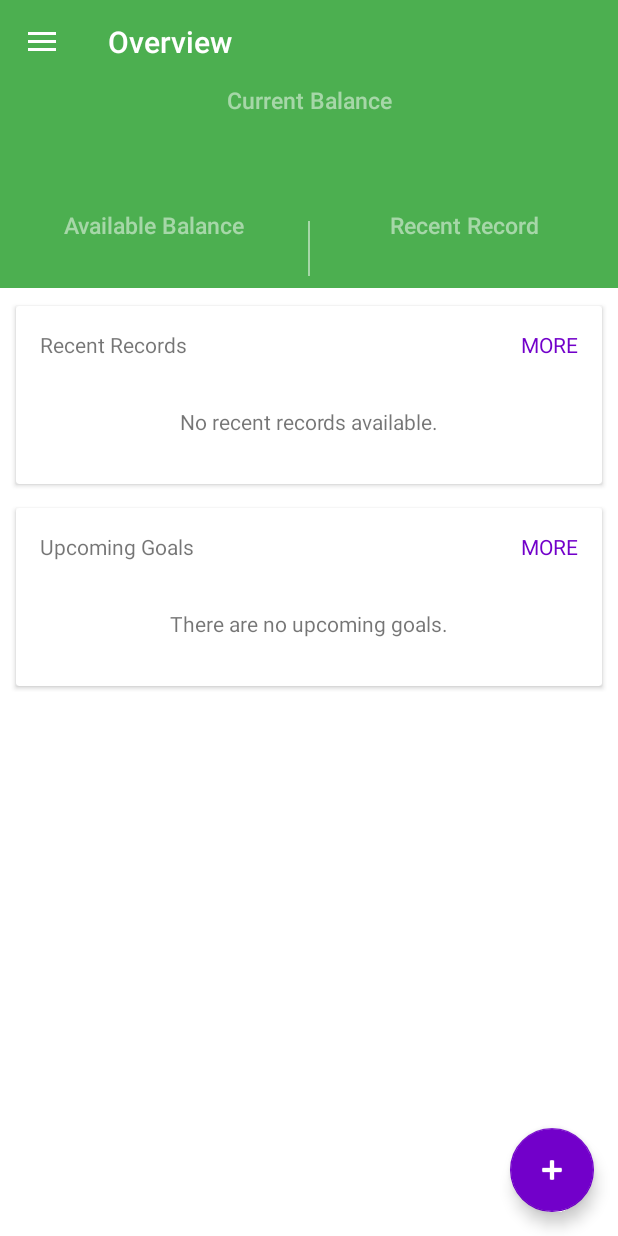
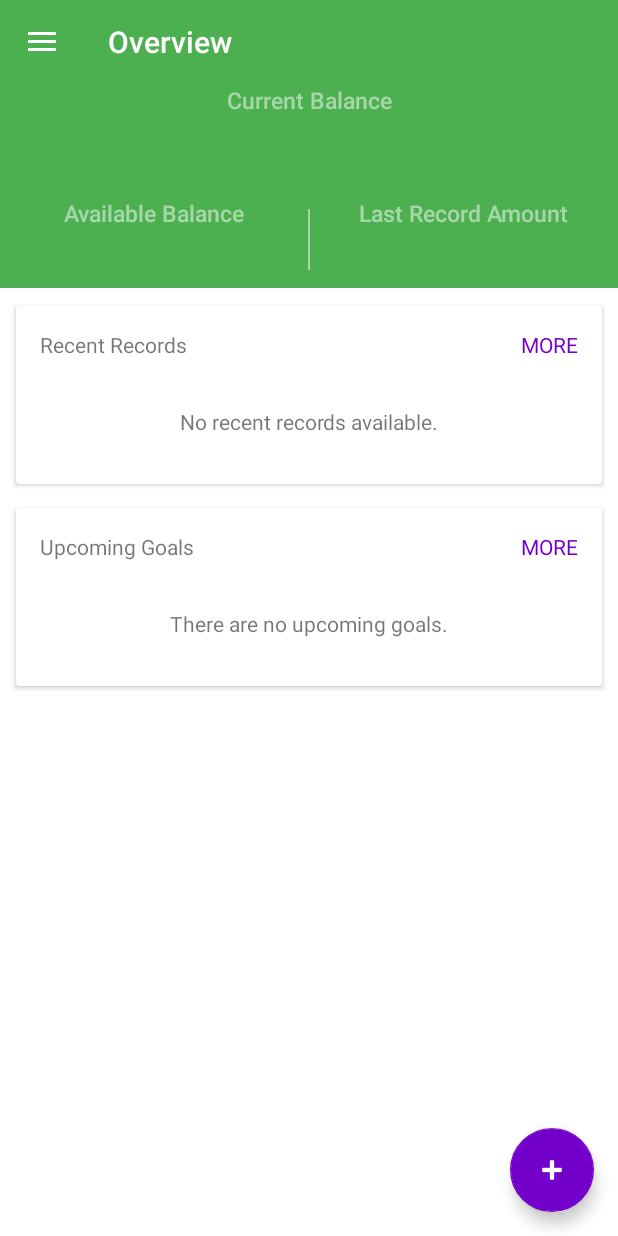
Before and after one commit to liamo7/Skint, an Android app: the OverviewActivity screen opened directly, with no data from a screen before it, on a phone screen of 412 x 824 dp. Run offline under Robolectric (Android 15) with nearby library versions, the phone set to English and light mode, and no system bars; our stand-ins replace Dagger/Hilt's generated code, RxJava, Timber; libraries missing offline, so code that uses them is left out: com.facebook.stetho, com.jakewharton.threetenabp, com.squareup.leakcanary, io.requery, io.requery.android and 2 more; 7 statements that could not run were skipped.

Commit message:
Updates overview collapse.

```diff
--- a/app/src/main/res/layout/overview_collapse.xml
+++ b/app/src/main/res/layout/overview_collapse.xml
@@ -15,7 +15,7 @@
         android:text="@string/overview_current_balance"
         app:layout_constraintEnd_toEndOf="parent"
         app:layout_constraintStart_toStartOf="parent"
-        app:layout_constraintTop_toTopOf="parent" />
+        app:layout_constraintTop_toTopOf="parent"/>
 
     <TextView
         android:id="@+id/overview_balance_value"
@@ -23,10 +23,10 @@
         android:layout_width="wrap_content"
         android:layout_height="wrap_content"
         android:layout_marginTop="@dimen/overview_value_margin_vertical"
-        tools:text="£4050.00"
         app:layout_constraintEnd_toEndOf="parent"
         app:layout_constraintStart_toStartOf="parent"
-        app:layout_constraintTop_toBottomOf="@id/overview_balance_label" />
+        app:layout_constraintTop_toBottomOf="@id/overview_balance_label"
+        tools:text="£4050.00"/>
 
     <View
         android:id="@+id/divider"
@@ -38,7 +38,7 @@
         app:layout_constraintBottom_toBottomOf="parent"
         app:layout_constraintEnd_toEndOf="parent"
         app:layout_constraintStart_toStartOf="parent"
-        app:layout_constraintTop_toTopOf="@id/overview_available_label" />
+        app:layout_constraintTop_toTopOf="@id/overview_available_label"/>
 
     <TextView
         android:id="@+id/overview_available_label"
@@ -49,7 +49,7 @@
         android:text="@string/overview_available_balance"
         app:layout_constraintEnd_toStartOf="@id/divider"
         app:layout_constraintStart_toStartOf="parent"
-        app:layout_constraintTop_toBottomOf="@id/overview_balance_value" />
+        app:layout_constraintTop_toBottomOf="@id/overview_balance_value"/>
 
     <TextView
         android:id="@+id/overview_last_record_label"
@@ -60,7 +60,7 @@
         android:text="@string/overview_last_record"
         app:layout_constraintEnd_toEndOf="parent"
         app:layout_constraintStart_toEndOf="@id/divider"
-        app:layout_constraintTop_toBottomOf="@id/overview_balance_value" />
+        app:layout_constraintTop_toBottomOf="@id/overview_balance_value"/>
 
     <TextView
         android:id="@+id/overview_available_value"
@@ -68,12 +68,11 @@
         android:layout_width="wrap_content"
         android:layout_height="wrap_content"
         android:layout_marginBottom="@dimen/overview_value_margin_vertical"
-        android:layout_marginTop="@dimen/overview_value_margin_vertical"
-        tools:text="£4050.00"
         app:layout_constraintBottom_toBottomOf="parent"
         app:layout_constraintEnd_toStartOf="@id/divider"
         app:layout_constraintStart_toStartOf="parent"
-        app:layout_constraintTop_toBottomOf="@id/overview_available_label" />
+        app:layout_constraintTop_toBottomOf="@id/overview_available_label"
+        tools:text="£4050.00"/>
 
     <TextView
         android:id="@+id/overview_last_record_value"
@@ -81,11 +80,10 @@
         android:layout_width="wrap_content"
         android:layout_height="wrap_content"
         android:layout_marginBottom="@dimen/overview_value_margin_vertical"
-        android:layout_marginTop="@dimen/overview_value_margin_vertical"
-        tools:text="N/A"
         app:layout_constraintBottom_toBottomOf="parent"
         app:layout_constraintEnd_toEndOf="parent"
         app:layout_constraintStart_toEndOf="@id/divider"
-        app:layout_constraintTop_toBottomOf="@id/overview_last_record_label" />
+        app:layout_constraintTop_toBottomOf="@id/overview_last_record_label"
+        tools:text="N/A"/>
 
 </merge>
--- a/app/src/main/res/values/dimens.xml
+++ b/app/src/main/res/values/dimens.xml
@@ -13,7 +13,7 @@
     <dimen name="empty_icon_size">120dp</dimen>
     <dimen name="empty_title_size">18sp</dimen>
     <dimen name="fab_margin">16dp</dimen>
-    <dimen name="overview_sub_title_margin_vertical">16dp</dimen>
+    <dimen name="overview_sub_title_margin_vertical">8dp</dimen>
     <dimen name="overview_value_margin_vertical">8dp</dimen>
     <dimen name="overview_value_size">28sp</dimen>
     <dimen name="overview_sub_value_size">20sp</dimen>
--- a/app/src/main/res/values/strings.xml
+++ b/app/src/main/res/values/strings.xml
@@ -7,7 +7,7 @@
     <string name="nav_close">Close Navigation</string>
     <string name="overview_current_balance">Current Balance</string>
     <string name="overview_available_balance">Available Balance</string>
-    <string name="overview_last_record">Recent Record</string>
+    <string name="overview_last_record">Last Record Amount</string>
     <string name="title_account_create">Add Account</string>
     <string name="widget_title_recent_records">Recent Records</string>
     <string name="widget_view_more">More</string>
```
